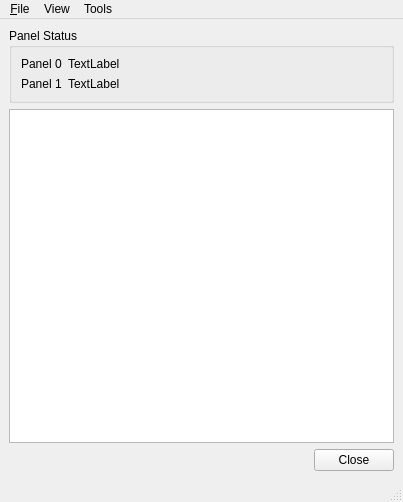
simonoxen/plastimatch, file src/ise/acquire_4030e_window.ui: the form before one commit.
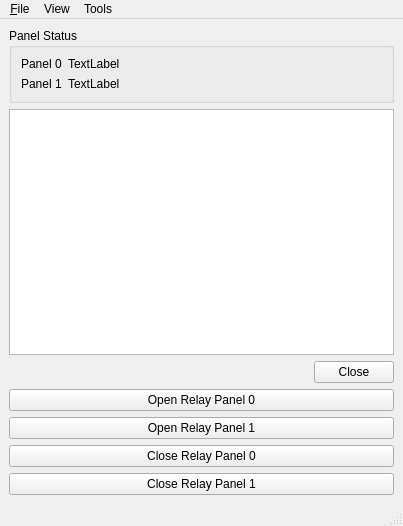
The form after the commit.

Commit message: Bug fixing for Acquire4030e (SAME IMAGE ERROR)

Diff of the .ui file:
```diff
--- a/src/ise/acquire_4030e_window.ui
+++ b/src/ise/acquire_4030e_window.ui
@@ -7,7 +7,7 @@
     <x>0</x>
     <y>0</y>
     <width>403</width>
-    <height>502</height>
+    <height>526</height>
    </rect>
   </property>
   <property name="windowTitle">
@@ -111,6 +111,34 @@
       </item>
      </layout>
     </item>
+    <item>
+     <widget class="QPushButton" name="BtnOpenRelay_p0">
+      <property name="text">
+       <string>Open Relay Panel 0</string>
+      </property>
+     </widget>
+    </item>
+    <item>
+     <widget class="QPushButton" name="BtnOpenRelay_p1">
+      <property name="text">
+       <string>Open Relay Panel 1</string>
+      </property>
+     </widget>
+    </item>
+    <item>
+     <widget class="QPushButton" name="BtnCloseRelay_p0">
+      <property name="text">
+       <string>Close Relay Panel 0</string>
+      </property>
+     </widget>
+    </item>
+    <item>
+     <widget class="QPushButton" name="BtnCloseRelay_p1">
+      <property name="text">
+       <string>Close Relay Panel 1</string>
+      </property>
+     </widget>
+    </item>
    </layout>
   </widget>
   <widget class="QMenuBar" name="menubar">
```
Left out of the diff: 72 changed lines with no effect on the pictures. The commit also changes 8 other files.
